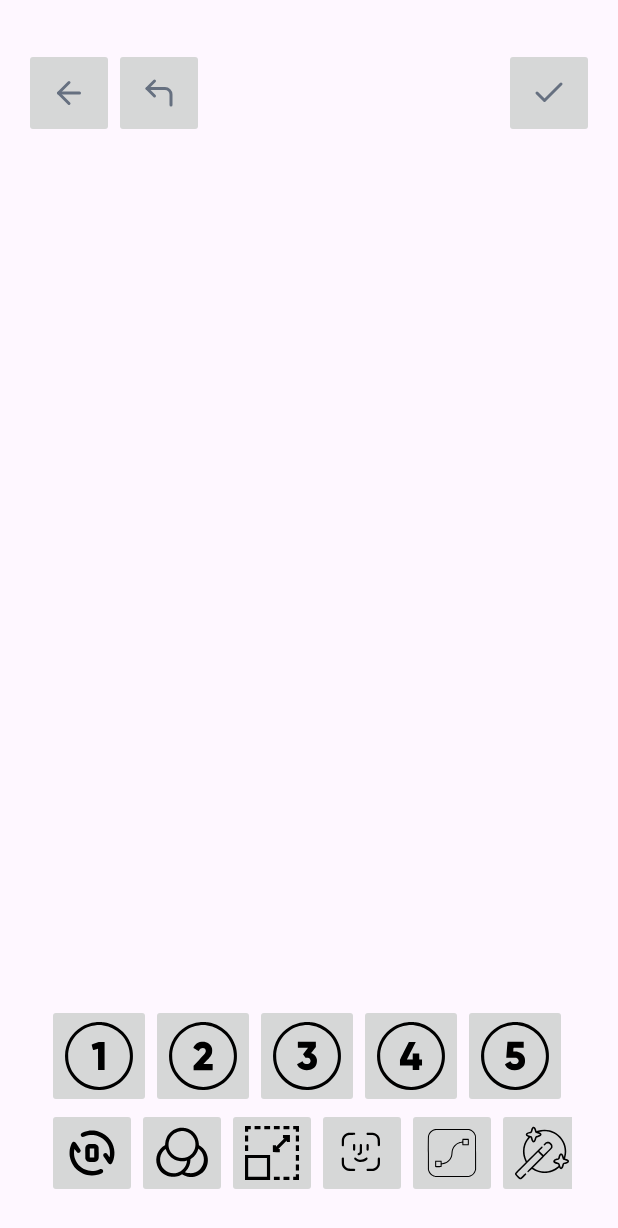
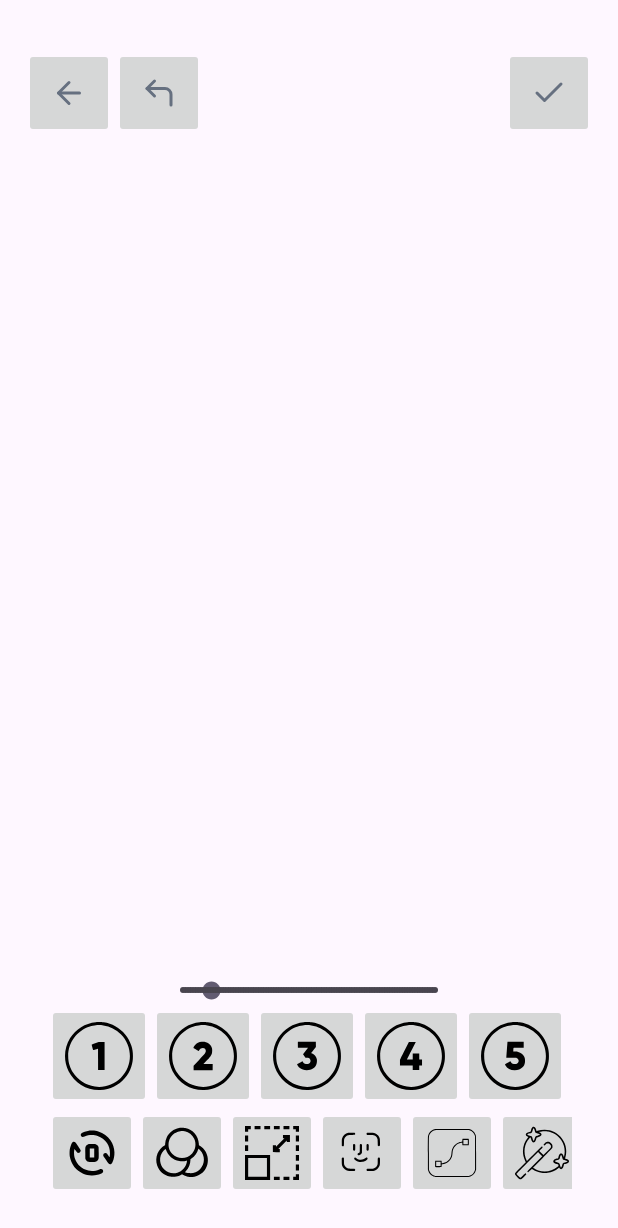
Before and after one commit to mikhaylov1gor/MobileDevHits, an Android app: the ColorCorrectionActivity screen opened directly, with no data from a screen before it, after a tap on an icon or button, on a phone screen of 412 x 824 dp. Shown: the top 1228 px of the screen. Run offline under Robolectric (Android 15) with nearby library versions, the phone set to English and light mode, and no system bars; 6 statements that could not run were skipped.

Commit message:
add gaussAlgorithm and seekBar for algorithms

```diff
--- a/app/src/main/res/layout/activity_color_correction.xml
+++ b/app/src/main/res/layout/activity_color_correction.xml
@@ -128,4 +128,35 @@
         app:srcCompat="@drawable/corner_up_left"
         android:contentDescription="@string/button_back_to_filters" />
 
+    <SeekBar
+        android:id="@+id/mosaicSeekBar"
+        style="@style/Widget.AppCompat.SeekBar.Discrete"
+        android:layout_width="200dp"
+        android:layout_height="wrap_content"
+        android:max="100"
+        android:min="10"
+        android:progress="20"
+        android:visibility="gone"
+        app:layout_constraintBottom_toTopOf="@+id/filtersScrollView"
+        app:layout_constraintEnd_toEndOf="parent"
+        app:layout_constraintStart_toStartOf="parent"
+        app:layout_constraintTop_toBottomOf="@+id/ColorFilterPhoto"
+        app:layout_constraintVertical_bias="1.0" />
+
+    <SeekBar
+        android:id="@+id/contrastSeekBar"
+        style="@style/Widget.AppCompat.SeekBar.Discrete"
+        android:layout_width="200dp"
+        android:layout_height="wrap_content"
+        android:max="100"
+        android:min="0"
+        android:progress="50"
+        android:visibility="gone"
+        app:layout_constraintBottom_toTopOf="@+id/filtersScrollView"
+        app:layout_constraintEnd_toEndOf="parent"
+        app:layout_constraintStart_toStartOf="parent"
+        app:layout_constraintTop_toBottomOf="@+id/ColorFilterPhoto"
+        app:layout_constraintVertical_bias="1.0" />
+
+
 </androidx.constraintlayout.widget.ConstraintLayout>
```
Also changed, not shown: app/src/main/java/com/hitsmobiledev/mobiledevhits/ColorCorrectionActivity.kt (+137 -41 lines).
